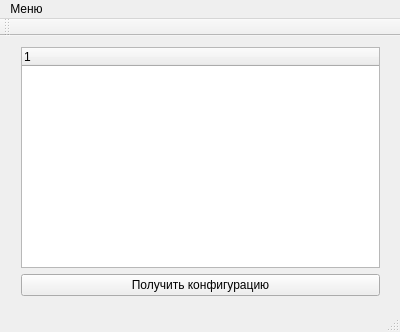
This is mainwindow.ui in LainaM/cw_psoib as Qt 5 draws it before an edit. The edited form follows.
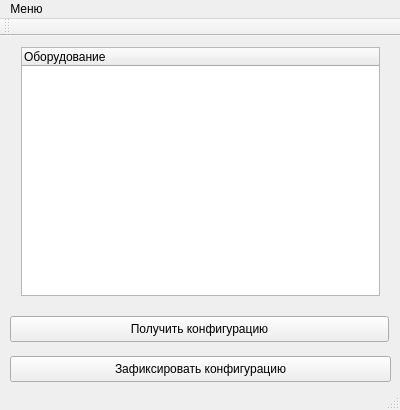
This is the edited form. Icons and pictures are not drawn.

```diff
--- a/mainwindow.ui
+++ b/mainwindow.ui
@@ -7,13 +7,13 @@
     <x>0</x>
     <y>0</y>
     <width>400</width>
-    <height>332</height>
+    <height>410</height>
    </rect>
   </property>
   <property name="maximumSize">
    <size>
     <width>400</width>
-    <height>332</height>
+    <height>1000</height>
    </size>
   </property>
   <property name="windowTitle">
@@ -37,20 +37,57 @@
        </property>
        <column>
         <property name="text">
-         <string notr="true">1</string>
+         <string notr="true">Оборудование</string>
         </property>
        </column>
       </widget>
      </item>
-     <item>
-      <widget class="QPushButton" name="configButton">
-       <property name="text">
-        <string>Получить конфигурацию</string>
-       </property>
-      </widget>
-     </item>
     </layout>
    </widget>
+   <widget class="QPushButton" name="configButton">
+    <property name="geometry">
+     <rect>
+      <x>10</x>
+      <y>280</y>
+      <width>379</width>
+      <height>26</height>
+     </rect>
+    </property>
+    <property name="text">
+     <string>Получить конфигурацию</string>
+    </property>
+   </widget>
+   <widget class="QPushButton" name="pushButton">
+    <property name="enabled">
+     <bool>true</bool>
+    </property>
+    <property name="geometry">
+     <rect>
+      <x>10</x>
+      <y>320</y>
+      <width>381</width>
+      <height>26</height>
+     </rect>
+    </property>
+    <property name="sizePolicy">
+     <sizepolicy hsizetype="Minimum" vsizetype="Fixed">
+      <horstretch>0</horstretch>
+      <verstretch>0</verstretch>
+     </sizepolicy>
+    </property>
+    <property name="text">
+     <string>Зафиксировать конфигурацию</string>
+    </property>
+    <property name="autoDefault">
+     <bool>false</bool>
+    </property>
+    <property name="default">
+     <bool>false</bool>
+    </property>
+    <property name="flat">
+     <bool>false</bool>
+    </property>
+   </widget>
   </widget>
   <widget class="QMenuBar" name="menuBar">
    <property name="geometry">
```
Left out of the diff: 8 changed lines with no effect on the pictures.
